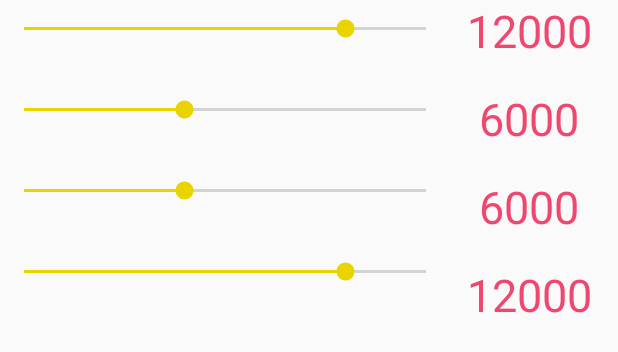
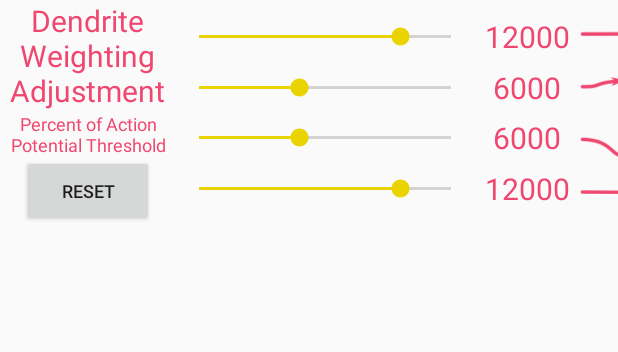
Before and after one commit to NeuroTinker/NeuroBytes_App, an Android app: the layout sub_item_interneuron.xml on its own in the app's theme, with its tools: preview values and no code run, on a phone screen of 412 x 824 dp. Shown: the top 352 px of the screen. Run offline under Robolectric (Android 15) with nearby library versions, the phone set to English and light mode, and no system bars; network calls fail.

Commit message:
created interneuron-specific subitem view. updated preferences. new board gfx.

```diff
--- a/app/src/main/res/layout/sub_item_interneuron.xml
+++ b/app/src/main/res/layout/sub_item_interneuron.xml
@@ -5,47 +5,55 @@
     xmlns:app="http://schemas.android.com/apk/res-auto"
     android:layout_width="wrap_content"
     android:layout_height="wrap_content">
-
     <ImageView
         android:id="@+id/boardgraphic_interneuron"
-        android:layout_width="367dp"
-        android:layout_height="200dp"
+        android:layout_width="200dp"
+        android:layout_height="150dp"
         app:layout_constraintLeft_toRightOf="@id/dendrite1_text"
         app:srcCompat="@drawable/boards_interneuron_subitem"
-        android:paddingTop="18dp"
         tools:ignore="ContentDescription" />
+    <TextView
+        android:id="@+id/title_adjust_dendrites"
+        android:layout_width="wrap_content"
+        android:layout_height="wrap_content"
+        android:ems="5"
+        android:gravity="center"
+        android:text="@string/sub_item_adjust_dendrites"
+        android:textSize="20sp"
+        android:textColor="@color/colorAccent2"
+        app:layout_constraintTop_toTopOf="@id/boardgraphic_interneuron"/>
+    <TextView
+        android:id="@+id/title_percent_threshold"
+        android:layout_width="wrap_content"
+        android:layout_height="wrap_content"
+        android:ems="8"
+        android:gravity="center"
+        android:text="@string/sub_item_percent_threshold"
+        android:textSize="12sp"
+        app:layout_constraintTop_toBottomOf="@id/title_adjust_dendrites"
+        app:layout_constraintLeft_toLeftOf="@id/title_adjust_dendrites"
+        app:layout_constraintRight_toRightOf="@id/title_adjust_dendrites"
+        android:textColor="@color/colorAccent2"/>
+    <Button
+        android:id="@+id/reset_dendrites"
+        android:layout_width="wrap_content"
+        android:layout_height="wrap_content"
+        android:ems="6"
+        android:text="@string/sub_item_reset_dendrites"
+        android:textSize="12sp"
+        app:layout_constraintTop_toBottomOf="@id/title_percent_threshold"
+        app:layout_constraintLeft_toLeftOf="@id/title_percent_threshold"
+        app:layout_constraintRight_toRightOf="@id/title_percent_threshold"
+        app:layout_constraintBottom_toBottomOf="@id/boardgraphic_interneuron"/>
     <SeekBar
         android:id="@+id/dendrite1_seekbar"
-        android:layout_width="300dp"
-        android:layout_height="wrap_content"
-        android:max="15000"
-        android:paddingTop="10dp"
-        android:progress="12000" />
-    <SeekBar
-        android:id="@+id/dendrite2_seekbar"
-        android:layout_width="300dp"
-        android:layout_height="wrap_content"
-        android:max="15000"
-        android:progress="6000"
-        android:paddingTop="36dp"
-        app:layout_constraintTop_toBottomOf="@id/dendrite1_seekbar"/>
-    <SeekBar
-        android:id="@+id/dendrite3_seekbar"
-        android:layout_width="300dp"
-        android:layout_height="wrap_content"
-        android:max="15000"
-        android:progress="6000"
-        android:paddingTop="36dp"
-        app:layout_constraintTop_toBottomOf="@id/dendrite2_seekbar" />
-    <SeekBar
-        android:id="@+id/dendrite4_seekbar"
-        android:layout_width="300dp"
+        android:layout_width="200dp"
         android:layout_height="wrap_content"
         android:max="15000"
         android:progress="12000"
-        android:paddingTop="36dp"
-        app:layout_constraintTop_toBottomOf="@id/dendrite3_seekbar"/>
-
+        app:layout_constraintLeft_toRightOf="@id/title_adjust_dendrites"
+        app:layout_constraintBottom_toTopOf="@id/dendrite2_seekbar"
+        app:layout_constraintTop_toTopOf="@id/boardgraphic_interneuron"/>
     <TextView
         android:id="@+id/dendrite1_text"
         android:layout_width="wrap_content"
@@ -53,9 +61,20 @@
         android:ems="3"
         android:gravity="center"
         android:text="@string/sub_item_dendrite_large_default"
-        android:textSize="30sp"
+        android:textSize="20sp"
         android:textColor="@color/colorAccent2"
-        app:layout_constraintLeft_toRightOf="@id/dendrite1_seekbar" />
+        app:layout_constraintLeft_toRightOf="@id/dendrite1_seekbar"
+        app:layout_constraintTop_toTopOf="@id/dendrite1_seekbar"
+        app:layout_constraintBottom_toBottomOf="@id/dendrite1_seekbar"/>
+    <SeekBar
+        android:id="@+id/dendrite2_seekbar"
+        android:layout_width="200dp"
+        android:layout_height="wrap_content"
+        android:max="15000"
+        android:progress="6000"
+        app:layout_constraintTop_toBottomOf="@id/dendrite1_seekbar"
+        app:layout_constraintBottom_toTopOf="@id/dendrite3_seekbar"
+        app:layout_constraintLeft_toRightOf="@id/title_adjust_dendrites"/>
     <TextView
         android:id="@+id/dendrite2_text"
         android:layout_width="wrap_content"
@@ -63,11 +82,20 @@
         android:ems="3"
         android:gravity="center"
         android:text="@string/sub_item_dendrite_small_default"
-        android:textSize="30sp"
+        android:textSize="20sp"
         android:textColor="@color/colorAccent2"
-        app:layout_constraintTop_toBottomOf="@id/dendrite1_text"
-        app:layout_constraintLeft_toRightOf="@id/dendrite2_seekbar"
-        android:paddingTop="18dp"/>
+        app:layout_constraintTop_toTopOf="@id/dendrite2_seekbar"
+        app:layout_constraintBottom_toBottomOf="@id/dendrite2_seekbar"
+        app:layout_constraintLeft_toRightOf="@id/dendrite2_seekbar" />
+    <SeekBar
+        android:id="@+id/dendrite3_seekbar"
+        android:layout_width="200dp"
+        android:layout_height="wrap_content"
+        android:max="15000"
+        android:progress="6000"
+        app:layout_constraintTop_toBottomOf="@id/dendrite2_seekbar"
+        app:layout_constraintBottom_toTopOf="@id/dendrite4_seekbar"
+        app:layout_constraintLeft_toRightOf="@id/title_adjust_dendrites"/>
     <TextView
         android:id="@+id/dendrite3_text"
         android:layout_width="wrap_content"
@@ -75,11 +103,20 @@
         android:ems="3"
         android:gravity="center"
         android:text="@string/sub_item_dendrite_small_default"
-        android:textSize="30sp"
+        android:textSize="20sp"
         android:textColor="@color/colorAccent2"
-        app:layout_constraintTop_toBottomOf="@id/dendrite2_text"
-        app:layout_constraintLeft_toRightOf="@id/dendrite3_seekbar"
-        android:paddingTop="18dp"/>
+        app:layout_constraintTop_toTopOf="@id/dendrite3_seekbar"
+        app:layout_constraintBottom_toBottomOf="@id/dendrite3_seekbar"
+        app:layout_constraintLeft_toRightOf="@id/dendrite3_seekbar" />
+    <SeekBar
+        android:id="@+id/dendrite4_seekbar"
+        android:layout_width="200dp"
+        android:layout_height="wrap_content"
+        android:max="15000"
+        android:progress="12000"
+        app:layout_constraintTop_toBottomOf="@id/dendrite3_seekbar"
+        app:layout_constraintLeft_toRightOf="@id/title_adjust_dendrites"
+        app:layout_constraintBottom_toBottomOf="@id/boardgraphic_interneuron"/>
     <TextView
         android:id="@+id/dendrite4_text"
         android:layout_width="wrap_content"
@@ -87,9 +124,9 @@
         android:ems="3"
         android:gravity="center"
         android:text="@string/sub_item_dendrite_large_default"
-        android:textSize="30sp"
+        android:textSize="20sp"
         android:textColor="@color/colorAccent2"
-        app:layout_constraintTop_toBottomOf="@id/dendrite3_text"
-        app:layout_constraintLeft_toRightOf="@id/dendrite4_seekbar"
-        android:paddingTop="18dp"/>
+        app:layout_constraintTop_toTopOf="@id/dendrite4_seekbar"
+        app:layout_constraintBottom_toBottomOf="@id/dendrite4_seekbar"
+        app:layout_constraintLeft_toRightOf="@id/dendrite4_seekbar"/>
 </android.support.constraint.ConstraintLayout>
--- a/app/src/main/res/values/strings.xml
+++ b/app/src/main/res/values/strings.xml
@@ -7,6 +7,9 @@
 
     <string name="sub_item_dendrite_large_default">12000</string>
     <string name="sub_item_dendrite_small_default">6000</string>
+    <string name="sub_item_adjust_dendrites">Dendrite Weighting Adjustment</string>
+    <string name="sub_item_reset_dendrites">Reset</string>
+    <string name="sub_item_percent_threshold">Percent of Action Potential Threshold</string>
 
     <!-- Strings related to Settings -->
 
```
